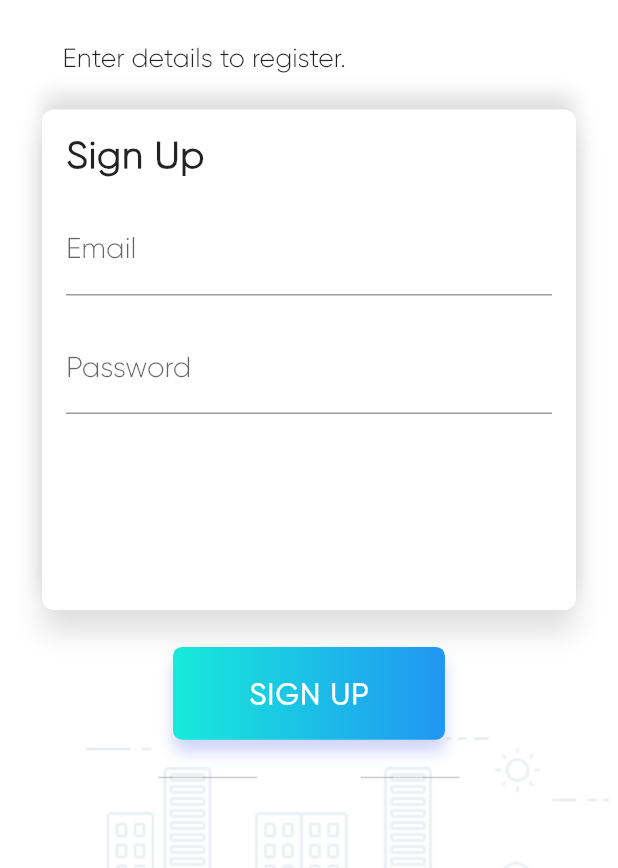
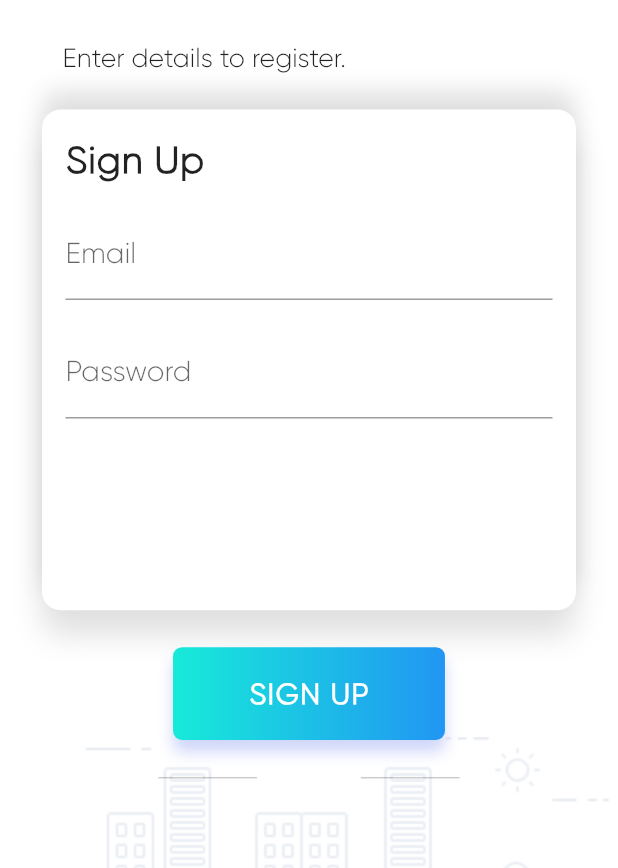
Before and after one commit to carlisle-xiv/SoftwareEngAss, a Flutter app: the SignUpScreen screen opened by its route, on a phone screen of 412 x 824 dp. Shown: the part 301-1169 px from the top of the screen. Run offline on Flutter 3.47's test engine with Material 2 defaults, Android fonts, the phone set to English and light mode, and no system bars; our stand-ins replace flutter_screenutil, flutter_svg; missing offline and left inert: back_button_interceptor, flutter_vlc_player, slide_container.

Commit message:
Update form_card.dart

```diff
--- a/lib/components/form_card.dart
+++ b/lib/components/form_card.dart
@@ -1,5 +1,4 @@
 import 'package:flutter/material.dart';
-import 'package:flutter_screenutil/flutter_screenutil.dart';
 
 class FormCard extends StatelessWidget {
   final bool showForgot;
@@ -9,69 +8,72 @@ class FormCard extends StatelessWidget {
 
   @override
   Widget build(BuildContext context) {
+    double screenWidth = MediaQuery.of(context).size.width;
+    double screenHeight = MediaQuery.of(context).size.height;
+    TextTheme textTheme = Theme.of(context).textTheme;
+
     return new Container(
-      width: double.infinity,
-      height: ScreenUtil.getInstance().setHeight(540),
+      width: screenWidth,
+      height: screenHeight * 0.405,
       decoration: BoxDecoration(
           color: Colors.white,
-          borderRadius: BorderRadius.circular(8.0),
+          borderRadius: BorderRadius.circular(screenHeight * 0.015),
           boxShadow: [
             BoxShadow(
-                color: Colors.black12,
-                offset: Offset(0.0, 15.0),
-                blurRadius: 15.0),
+              color: Colors.black12,
+              offset: Offset(0.0, screenHeight * 0.02),
+              blurRadius: screenHeight * 0.02,
+            ),
             BoxShadow(
-                color: Colors.black12,
-                offset: Offset(0.0, -10.0),
-                blurRadius: 10.0),
+              color: Colors.black12,
+              offset: Offset(0.0, screenHeight * -0.015),
+              blurRadius: screenHeight * 0.015,
+            ),
           ]),
       child: Padding(
-        padding: EdgeInsets.only(left: 16.0, right: 16.0, top: 16.0),
+        padding: EdgeInsets.only(
+          left: screenWidth * 0.038,
+          right: screenWidth * 0.038,
+          top: screenHeight * 0.023,
+        ),
         child: Column(
           crossAxisAlignment: CrossAxisAlignment.start,
           children: <Widget>[
             Text(text,
-                style: TextStyle(
-                    fontSize: ScreenUtil.getInstance().setSp(45),
+                style: textTheme.headline.copyWith(
                     letterSpacing: .6,
-                    fontWeight: FontWeight.w800)),
+                    fontWeight: FontWeight.w800,
+                    fontSize: 24.8)),
             SizedBox(
-              height: ScreenUtil.getInstance().setHeight(30),
+              height: screenHeight * 0.0225,
             ),
             TextField(
               decoration: InputDecoration(
                 labelText: 'Email',
-                labelStyle: TextStyle(
-                  fontSize: ScreenUtil.getInstance().setSp(35),
-                ),
+                labelStyle: TextStyle(fontSize: 19.3),
               ),
               onChanged: (value) {},
             ),
             SizedBox(
-              height: ScreenUtil.getInstance().setHeight(30),
+              height: screenHeight * 0.0225,
             ),
             TextField(
               obscureText: true,
               decoration: InputDecoration(
                 labelText: 'Password',
-                labelStyle: TextStyle(
-                  fontSize: ScreenUtil.getInstance().setSp(35),
-                ),
+                labelStyle: TextStyle(fontSize: 19.3),
               ),
               onChanged: (value) {},
             ),
             Padding(
-              padding:
-                  EdgeInsets.only(top: ScreenUtil.getInstance().setHeight(60)),
+              padding: EdgeInsets.only(top: screenHeight * 0.045),
               child: Row(
                 mainAxisAlignment: MainAxisAlignment.end,
                 children: <Widget>[
                   Text(
                     showForgot ? "Forgot Password?" : "",
-                    style: TextStyle(
-                        color: Colors.blue,
-                        fontSize: ScreenUtil.getInstance().setSp(25),
-                        fontWeight: FontWeight.w600),
+                    style: textTheme.body1.copyWith(
+                        color: Colors.blue, fontWeight: FontWeight.w800),
                   )
                 ],
               ),
```
